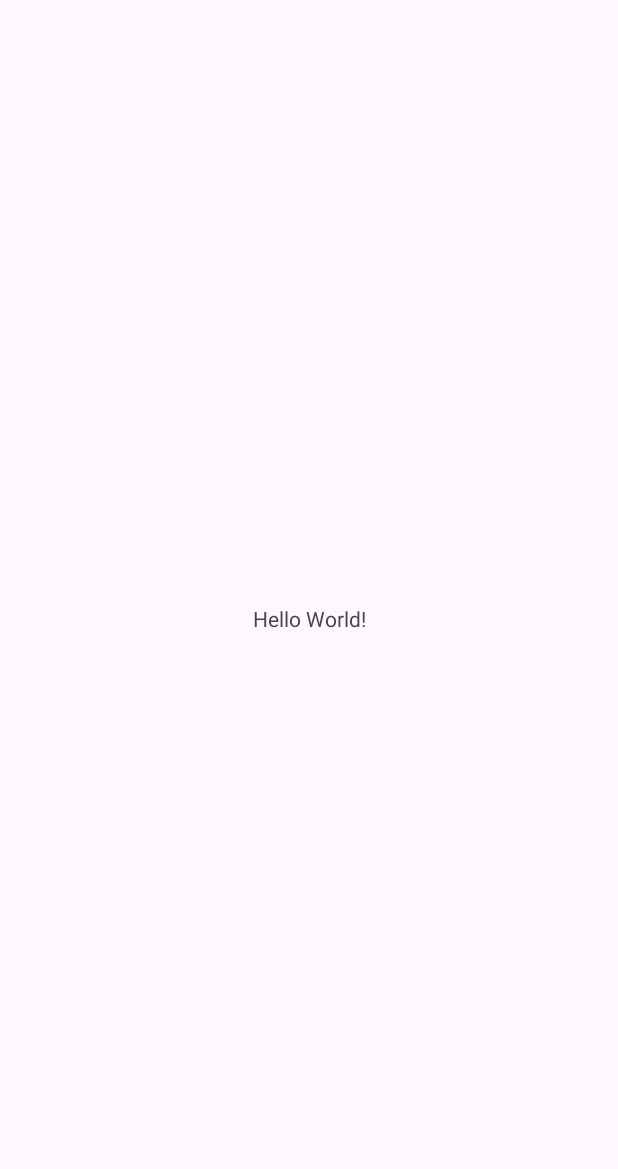
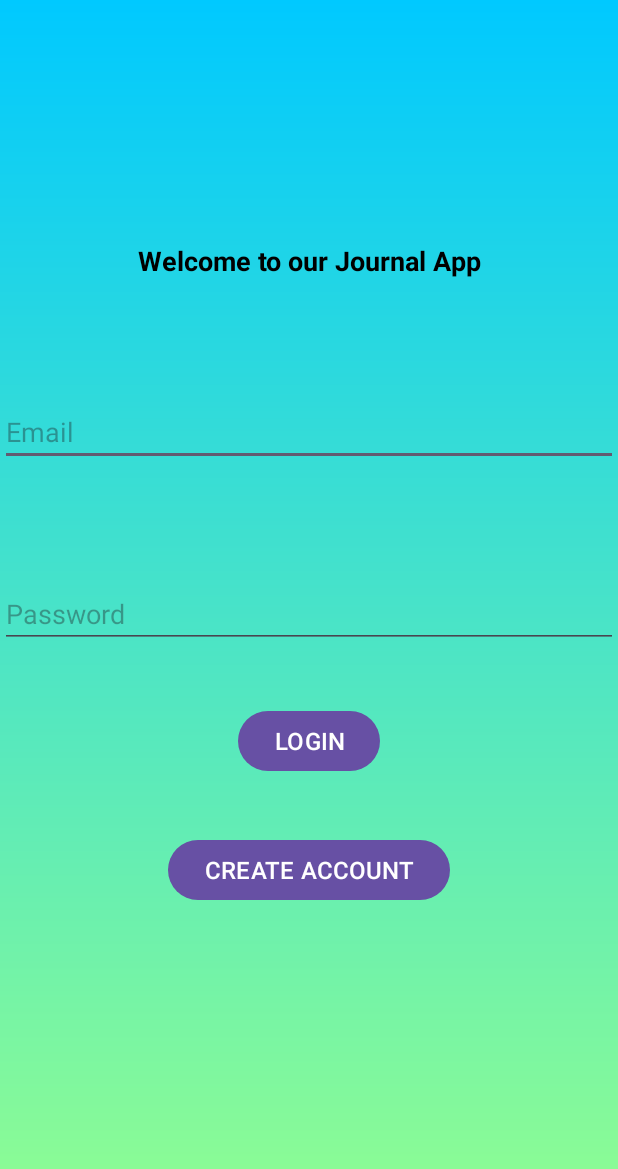
Before and after one commit to daptanque/journalapp, an Android app: the screen it shows after launch (MainActivity), on a phone screen of 412 x 824 dp. Before the commit the part shown is almost empty. Shown: the top 1169 px of the screen. Run offline under Robolectric (Android 15) with nearby library versions, the phone set to English and light mode, and no system bars.

Commit message:
Sign up layout

```diff
--- a/app/src/main/AndroidManifest.xml
+++ b/app/src/main/AndroidManifest.xml
@@ -13,6 +13,9 @@
         android:theme="@style/Theme.JournalApp"
         tools:targetApi="31">
         <activity
+            android:name=".SignUpActivity"
+            android:exported="false" />
+        <activity
             android:name=".MainActivity"
             android:exported="true">
             <intent-filter>
--- /dev/null
+++ b/app/src/main/res/drawable/gradient_main.xml
@@ -0,0 +1,12 @@
+<?xml version="1.0" encoding="utf-8"?>
+<shape
+    xmlns:android="http://schemas.android.com/apk/res/android"
+    android:shape="rectangle" >
+
+    <gradient
+        android:startColor="#00C9FF"
+        android:endColor="#92FE90"
+        android:angle="270"
+        android:type="linear" />
+
+</shape>
--- a/app/src/main/res/layout/activity_main.xml
+++ b/app/src/main/res/layout/activity_main.xml
@@ -4,15 +4,67 @@
     xmlns:tools="http://schemas.android.com/tools"
     android:layout_width="match_parent"
     android:layout_height="match_parent"
+    android:background="@drawable/gradient_main"
     tools:context=".MainActivity">
 
+
     <TextView
+        android:id="@+id/textView"
         android:layout_width="wrap_content"
         android:layout_height="wrap_content"
-        android:text="Hello World!"
-        app:layout_constraintBottom_toBottomOf="parent"
+        android:layout_marginTop="161dp"
+        android:text="Welcome to our Journal App"
+        android:textColor="@color/black"
+        android:textSize="18sp"
+        android:textStyle="bold"
         app:layout_constraintEnd_toEndOf="parent"
         app:layout_constraintStart_toStartOf="parent"
         app:layout_constraintTop_toTopOf="parent" />
 
+    <AutoCompleteTextView
+        android:id="@+id/email"
+        android:layout_width="0dp"
+        android:layout_height="wrap_content"
+        android:layout_marginTop="79dp"
+        android:hint="Email"
+        app:layout_constraintEnd_toEndOf="parent"
+        app:layout_constraintStart_toStartOf="parent"
+        app:layout_constraintTop_toBottomOf="@+id/textView" />
+
+    <EditText
+        android:id="@+id/password"
+        android:layout_width="0dp"
+        android:layout_height="wrap_content"
+        android:layout_marginTop="76dp"
+        android:hint="Password"
+        android:maxLines="1"
+        android:inputType="textPassword"
+        app:layout_constraintEnd_toEndOf="parent"
+        app:layout_constraintStart_toStartOf="parent"
+        app:layout_constraintTop_toBottomOf="@+id/email" />
+
+    <Button
+        android:id="@+id/email_sign_in_button"
+        android:layout_width="wrap_content"
+        android:layout_height="wrap_content"
+        android:layout_marginTop="38dp"
+        android:text="LOGIN"
+        android:textSize="16sp"
+        app:layout_constraintEnd_toEndOf="parent"
+        app:layout_constraintStart_toStartOf="parent"
+        app:layout_constraintTop_toBottomOf="@+id/password" />
+
+    <Button
+        android:id="@+id/create_account_button"
+        android:layout_width="wrap_content"
+        android:layout_height="wrap_content"
+        android:layout_marginTop="38dp"
+        android:text="CREATE ACCOUNT"
+        android:textSize="16sp"
+        app:layout_constraintEnd_toEndOf="parent"
+        app:layout_constraintStart_toStartOf="parent"
+        app:layout_constraintTop_toBottomOf="@+id/email_sign_in_button" />
+
+
+
 </androidx.constraintlayout.widget.ConstraintLayout>
```
Also changed, not shown: app/src/main/java/com/example/journalapp/SignUpActivity.kt (added, +11 -0 lines), app/src/main/res/layout/activity_sign_up.xml (added, +78 -0 lines).
